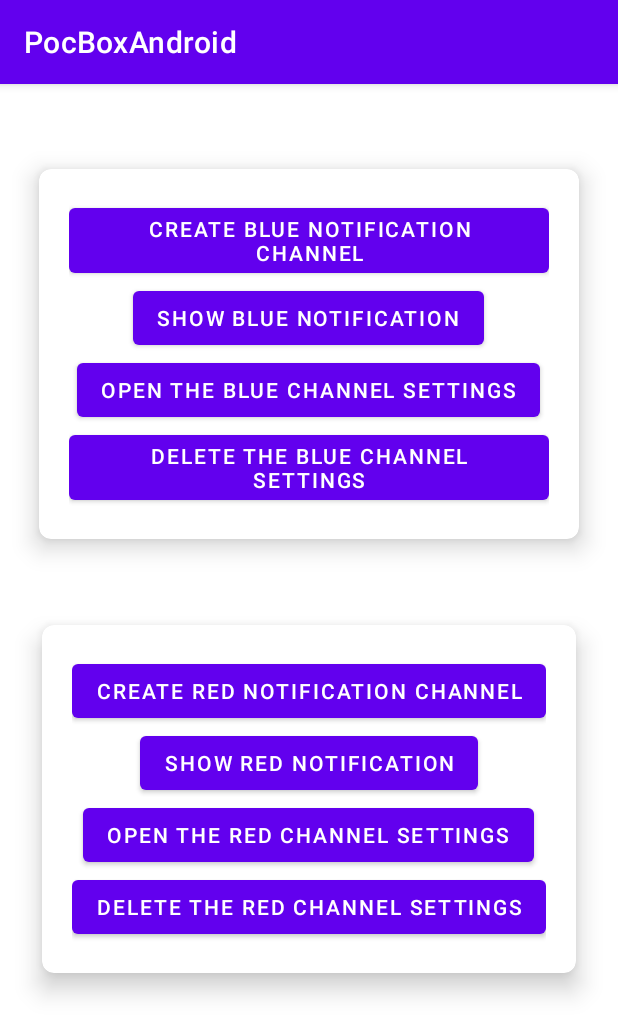
After one commit to roymithun/PocBoxAndroid, an Android app: the NotificationFragment screen opened through its navigation route, on a phone screen of 412 x 824 dp. The commit adds this screen. Shown: the top 1035 px of the screen. Run offline under Robolectric (Android 15) with nearby library versions, the phone set to English and light mode, and no system bars.

Commit message:
Added topic -- Notifications

```diff
--- /dev/null
+++ b/app/src/main/java/com/inhouse/pocboxandroid/topics/notifications/NotificationFragment.kt
@@ -0,0 +1,136 @@
+package com.inhouse.pocboxandroid.topics.notifications
+
+import android.app.NotificationManager
+import android.content.Intent
+import android.os.Build
+import android.os.Bundle
+import android.provider.Settings
+import android.view.LayoutInflater
+import android.view.View
+import android.view.ViewGroup
+import androidx.annotation.RequiresApi
+import androidx.core.app.NotificationChannelCompat
+import androidx.core.app.NotificationCompat
+import androidx.core.app.NotificationManagerCompat
+import androidx.fragment.app.Fragment
+import com.inhouse.pocboxandroid.R
+import com.inhouse.pocboxandroid.databinding.FragmentNotificationBinding
+
+const val CHANNEL_ID_BLUE = "blue_channel"
+const val CHANNEL_ID_RED = "red_channel"
+
+class NotificationFragment : Fragment() {
+    private lateinit var binding: FragmentNotificationBinding
+
+    override fun onCreateView(
+        inflater: LayoutInflater, container: ViewGroup?,
+        savedInstanceState: Bundle?
+    ): View? {
+        binding = FragmentNotificationBinding.inflate(layoutInflater)
+        return binding.root
+    }
+
+    @RequiresApi(Build.VERSION_CODES.O)
+    override fun onViewCreated(view: View, savedInstanceState: Bundle?) {
+        super.onViewCreated(view, savedInstanceState)
+
+        configureBlueChannel()
+        configureRedChannel()
+    }
+
+    private fun configureBlueChannel() {
+        binding.btnCreateBlueNotificationChannel.setOnClickListener {
+            val name = getString(R.string.channel_name_blue)
+            val descriptionText = getString(R.string.channel_description_blue)
+            val importance = NotificationManager.IMPORTANCE_DEFAULT
+            val channelCompat = NotificationChannelCompat.Builder(CHANNEL_ID_BLUE, importance)
+                .setName(name)
+                .setDescription(descriptionText)
+                .build()
+
+            NotificationManagerCompat.from(requireContext())
+                .apply { createNotificationChannel(channelCompat) }
+        }
+        binding.btnShowBlueNotification.setOnClickListener {
+            createBlueNotification()
+        }
+        binding.btnOpenBlueNotificationChannelSettings.setOnClickListener {
+            if (Build.VERSION.SDK_INT >= Build.VERSION_CODES.O) {
+                Intent(Settings.ACTION_CHANNEL_NOTIFICATION_SETTINGS)
+                    .apply {
+                        putExtra(Settings.EXTRA_APP_PACKAGE, requireContext().packageName)
+                        putExtra(Settings.EXTRA_CHANNEL_ID, CHANNEL_ID_BLUE)
+                    }.also { startActivity(it) }
+            }
+        }
+        binding.btnDeleteBlueNotificationChannelSettings.setOnClickListener {
+            NotificationManagerCompat.from(requireContext()).apply {
+                deleteNotificationChannel(CHANNEL_ID_BLUE)
+            }
+        }
+    }
+
+    private fun configureRedChannel() {
+        binding.btnCreateRedNotificationChannel.setOnClickListener {
+            val name = getString(R.string.channel_name_red)
+            val descriptionText = getString(R.string.channel_description_red)
+            val importance = NotificationManager.IMPORTANCE_DEFAULT
+            val channelCompat = NotificationChannelCompat.Builder(CHANNEL_ID_RED, importance)
+                .setName(name)
+                .setDescription(descriptionText)
+                .build()
+
+            NotificationManagerCompat.from(requireContext())
+                .apply { createNotificationChannel(channelCompat) }
+        }
+        binding.btnShowRedNotification.setOnClickListener {
+            createRedNotification()
+        }
+        binding.btnOpenRedNotificationChannelSettings.setOnClickListener {
+            if (Build.VERSION.SDK_INT >= Build.VERSION_CODES.O) {
+                Intent(Settings.ACTION_CHANNEL_NOTIFICATION_SETTINGS)
+                    .apply {
+                        putExtra(Settings.EXTRA_APP_PACKAGE, requireContext().packageName)
+                        putExtra(Settings.EXTRA_CHANNEL_ID, CHANNEL_ID_RED)
+                    }.also { startActivity(it) }
+            }
+        }
+        binding.btnDeleteRedNotificationChannelSettings.setOnClickListener {
+            NotificationManagerCompat.from(requireContext()).apply {
+                deleteNotificationChannel(CHANNEL_ID_RED)
+            }
+        }
+    }
+
+    private fun createBlueNotification() {
+        val builder = NotificationCompat.Builder(requireContext(), CHANNEL_ID_BLUE)
+            .setSmallIcon(R.drawable.poc)
+            .setContentTitle("Blue Notification Test")
+            .setContentText("This is a blue notification test with small text.")
+            .setStyle(
+                NotificationCompat.BigTextStyle()
+                    .bigText("This is a notification test with big text. It should ideally expand over next line")
+            )
+            .setPriority(NotificationCompat.PRIORITY_DEFAULT)
+
+        with(NotificationManagerCompat.from(requireContext())) {
+            notify(1234, builder.build())
+        }
+    }
+
+    private fun createRedNotification() {
+        val builder = NotificationCompat.Builder(requireContext(), CHANNEL_ID_RED)
+            .setSmallIcon(R.drawable.poc)
+            .setContentTitle("Red Notification Test")
+            .setContentText("This is a red notification test with small text.")
+            .setStyle(
+                NotificationCompat.BigTextStyle()
+                    .bigText("This is a notification test with big text. It should ideally expand over next line")
+            )
+            .setPriority(NotificationCompat.PRIORITY_DEFAULT)
+
+        with(NotificationManagerCompat.from(requireContext())) {
+            notify(2345, builder.build())
+        }
+    }
+}
--- /dev/null
+++ b/app/src/main/res/layout/fragment_notification.xml
@@ -0,0 +1,109 @@
+<?xml version="1.0" encoding="utf-8"?>
+<androidx.constraintlayout.widget.ConstraintLayout xmlns:android="http://schemas.android.com/apk/res/android"
+    xmlns:app="http://schemas.android.com/apk/res-auto"
+    xmlns:tools="http://schemas.android.com/tools"
+    android:layout_width="match_parent"
+    android:layout_height="match_parent"
+    tools:context=".topics.notifications.NotificationFragment">
+
+    <androidx.constraintlayout.widget.Guideline
+        android:id="@+id/guide_top"
+        android:layout_width="wrap_content"
+        android:layout_height="wrap_content"
+        android:orientation="horizontal"
+        app:layout_constraintGuide_begin="20dp" />
+
+    <androidx.cardview.widget.CardView
+        android:id="@+id/cv_blue_notifications"
+        android:layout_width="wrap_content"
+        android:layout_height="wrap_content"
+        android:layout_margin="16dp"
+        app:cardCornerRadius="8dp"
+        app:cardElevation="10dp"
+        app:cardMaxElevation="12dp"
+        app:cardUseCompatPadding="true"
+        app:layout_constraintEnd_toEndOf="parent"
+        app:layout_constraintStart_toStartOf="parent"
+        app:layout_constraintTop_toBottomOf="@+id/guide_top">
+
+        <LinearLayout
+            android:layout_width="wrap_content"
+            android:layout_height="wrap_content"
+            android:gravity="center"
+            android:orientation="vertical"
+            android:padding="20dp">
+
+            <Button
+                android:id="@+id/btn_create_blue_notification_channel"
+                android:layout_width="wrap_content"
+                android:layout_height="wrap_content"
+                android:text="Create Blue Notification Channel" />
+
+            <Button
+                android:id="@+id/btn_show_blue_notification"
+                android:layout_width="wrap_content"
+                android:layout_height="wrap_content"
+                android:text="Show Blue Notification" />
+
+            <Button
+                android:id="@+id/btn_open_blue_notification_channel_settings"
+                android:layout_width="wrap_content"
+                android:layout_height="wrap_content"
+                android:text="Open the Blue channel settings" />
+
+            <Button
+                android:id="@+id/btn_delete_blue_notification_channel_settings"
+                android:layout_width="wrap_content"
+                android:layout_height="wrap_content"
+                android:text="Delete the Blue channel settings" />
+        </LinearLayout>
+
+    </androidx.cardview.widget.CardView>
+
+    <androidx.cardview.widget.CardView
+        android:id="@+id/cv_red_notifications"
+        android:layout_width="wrap_content"
+        android:layout_height="wrap_content"
+        android:layout_margin="16dp"
+        app:cardCornerRadius="8dp"
+        app:cardElevation="10dp"
+        app:cardMaxElevation="12dp"
+        app:cardUseCompatPadding="true"
+        app:layout_constraintEnd_toEndOf="parent"
+        app:layout_constraintStart_toStartOf="parent"
+        app:layout_constraintTop_toBottomOf="@+id/cv_blue_notifications">
+
+        <LinearLayout
+            android:layout_width="wrap_content"
+            android:layout_height="wrap_content"
+            android:gravity="center"
+            android:orientation="vertical"
+            android:padding="20dp">
+
+            <Button
+                android:id="@+id/btn_create_red_notification_channel"
+                android:layout_width="wrap_content"
+                android:layout_height="wrap_content"
+                android:text="Create Red Notification Channel" />
+
+            <Button
+                android:id="@+id/btn_show_red_notification"
+                android:layout_width="wrap_content"
+                android:layout_height="wrap_content"
+                android:text="Show Red Notification" />
+
+            <Button
+                android:id="@+id/btn_open_red_notification_channel_settings"
+                android:layout_width="wrap_content"
+                android:layout_height="wrap_content"
+                android:text="Open the Red channel settings" />
+
+            <Button
+                android:id="@+id/btn_delete_red_notification_channel_settings"
+                android:layout_width="wrap_content"
+                android:layout_height="wrap_content"
+                android:text="Delete the Red channel settings" />
+        </LinearLayout>
+    </androidx.cardview.widget.CardView>
+
+</androidx.constraintlayout.widget.ConstraintLayout>
--- a/app/src/main/res/navigation/nav_graph.xml
+++ b/app/src/main/res/navigation/nav_graph.xml
@@ -21,6 +21,11 @@
             app:destination="@id/topicDetailFragment"
             app:enterAnim="@anim/slide_in_right"
             app:popEnterAnim="@anim/slide_in_right" />
+        <action
+            android:id="@+id/action_topicListFragment_to_notificationFragment"
+            app:destination="@id/notificationFragment"
+            app:enterAnim="@anim/slide_in_right"
+            app:popEnterAnim="@anim/slide_in_right" />
     </fragment>
     <fragment
         android:id="@+id/topicDetailFragment"
@@ -33,4 +38,9 @@
         android:name="com.inhouse.pocboxandroid.topics.image_slider.ImageSliderFragment"
         android:label="fragment_topic_image_slider"
         tools:layout="@layout/fragment_image_slider" />
+    <fragment
+        android:id="@+id/notificationFragment"
+        android:name="com.inhouse.pocboxandroid.topics.notifications.NotificationFragment"
+        android:label="fragment_notification"
+        tools:layout="@layout/fragment_notification" />
 </navigation>
--- a/app/src/main/res/values/strings.xml
+++ b/app/src/main/res/values/strings.xml
@@ -3,4 +3,10 @@
     <string name="add_an_slider_item">Add An Item</string>
     <string name="remove_last_slider_item">Remove Last Item</string>
     <string name="renew_slider_items">Renew Items</string>
+    <!-- TODO: Remove or change this placeholder text -->
+    <string name="hello_blank_fragment">Hello blank fragment</string>
+    <string name="channel_name_blue">Blue Notification Channel</string>
+    <string name="channel_description_blue">Blue Channel is for blue notifications</string>
+    <string name="channel_name_red">Red Notification Channel</string>
+    <string name="channel_description_red">Red Channel is for blue notifications</string>
 </resources>
--- a/build.gradle
+++ b/build.gradle
@@ -10,7 +10,7 @@ buildscript {
         version_junit_anroidx = "1.1.2"
         version_espresso = "3.3.0"
         version_nav = "2.3.5"
-        version_fragment_ktx = "1.3.4"
+        version_fragment_ktx = "1.3.5"
         version_lifecycle_testing = "2.3.1"
         version_androidx_test = "1.3.0"
     }
--- a/gradle.properties
+++ b/gradle.properties
@@ -17,3 +17,4 @@ org.gradle.jvmargs=-Xmx2048m -Dfile.encoding=UTF-8
 android.useAndroidX=true
 # Kotlin code style for this project: "official" or "obsolete":
 kotlin.code.style=official
+android.enableJetifier=true
```
Also changed, not shown: app/src/main/java/com/inhouse/pocboxandroid/topiclist/TopicListFragment.kt (+8 -13 lines), app/src/main/res/drawable/poc.png (added).
